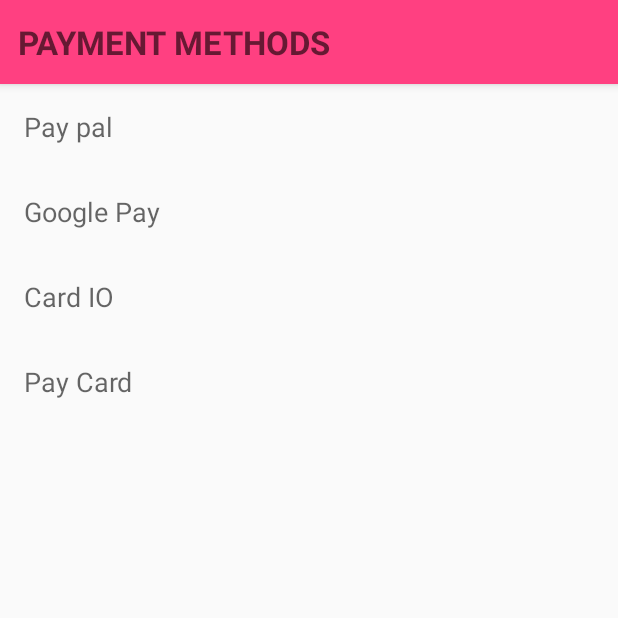
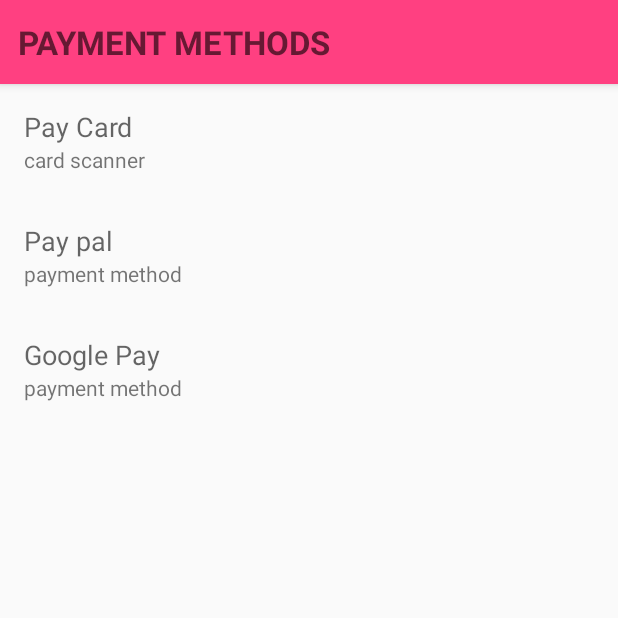
Before and after one commit to lenarczy/payment_methods, an Android app: the screen it shows after launch (MainActivity), on a phone screen of 412 x 824 dp, the top half of it. Run offline under Robolectric (Android 15) with nearby library versions, the phone set to English and light mode, and no system bars; our stand-ins replace Timber; libraries missing offline, so code that uses them is left out: cards.pay.paycardsrecognizer.

Commit message:
Fixed recreating fragments, added logs to MainFragment, added type of item

```diff
--- a/PaymentsMethod/app/src/main/java/com/mobica/paymentsmethod/main/MainActivity.kt
+++ b/PaymentsMethod/app/src/main/java/com/mobica/paymentsmethod/main/MainActivity.kt
@@ -7,17 +7,19 @@ import com.mobica.paymentsmethod.R
 import kotlinx.android.synthetic.main.activity_main.*
 import timber.log.Timber
 
-class MainActivity : AppCompatActivity(), StartFragment.OnFragmentInteractionListener {
+class MainActivity : AppCompatActivity(), MainFragment.OnFragmentInteractionListener {
     override fun onCreate(savedInstanceState: Bundle?) {
         super.onCreate(savedInstanceState)
         setContentView(R.layout.activity_main)
         setSupportActionBar(myToolbar)
         Timber.tag("LifeCycles")
-        val transaction = supportFragmentManager.beginTransaction()
-        val startFragment = StartFragment.newInstance()
-        transaction.add(R.id.main_fragment_container, startFragment)
-        transaction.commit()
         Timber.d("MainActivity created")
+        if (savedInstanceState == null) {
+            val transaction = supportFragmentManager.beginTransaction()
+            val startFragment = MainFragment.newInstance()
+            transaction.replace(R.id.main_fragment_container, startFragment)
+            transaction.commit()
+        }
     }
 
     override fun onActivityResult(requestCode: Int, resultCode: Int, data: Intent?) {
--- a/PaymentsMethod/app/src/main/java/com/mobica/paymentsmethod/main/MainFragment.kt
+++ b/PaymentsMethod/app/src/main/java/com/mobica/paymentsmethod/main/MainFragment.kt
@@ -28,39 +28,44 @@ private const val ARG_PARAM2 = "param2"
 /**
  * A simple [Fragment] subclass.
  * Activities that contain this fragment must implement the
- * [StartFragment.OnFragmentInteractionListener] interface
+ * [MainFragment.OnFragmentInteractionListener] interface
  * to handle interaction events.
- * Use the [StartFragment.newInstance] factory method to
+ * Use the [MainFragment.newInstance] factory method to
  * create an instance of this fragment.
  *
  */
-class StartFragment : Fragment() {
+class MainFragment : Fragment() {
     private var param1: String? = null
     private var param2: String? = null
     private var listener: OnFragmentInteractionListener? = null
-    private val methodDelegates = HashMap<String, PaymentMethodDelegate>()
+    private val methodDelegates = HashMap<PaymentItem, PaymentMethodDelegate>()
 
     override fun onCreate(savedInstanceState: Bundle?) {
         super.onCreate(savedInstanceState)
+        Timber.d("onCreate $this")
         arguments?.let {
             param1 = it.getString(CARD_INFO)
             param2 = it.getString(CARD_IMAGE)
         }
         methodDelegates.apply {
-            put("Pay Card", PayCardDelegate(this@StartFragment))
-            put("Card IO", CardIODelegate(this@StartFragment))
-            put("Google Pay", GPayDelegate(this@StartFragment))
-            put( "Pay pal", PayPalDelegate(this@StartFragment))
+            val scannerSubtitle = context?.getString(R.string.card_scanner_subtitle) ?: ""
+            val paymentMethodSubtitle = context?.getString(R.string.payment_method_subtitle) ?: ""
+            put(PaymentItem("Pay Card", scannerSubtitle), PayCardDelegate(this@MainFragment))
+//            put(PaymentItem("Card IO", scannerSubtitle), CardIODelegate(this@MainFragment))
+            put(PaymentItem("Google Pay", paymentMethodSubtitle), GPayDelegate(this@MainFragment))
+            put(PaymentItem( "Pay pal", paymentMethodSubtitle), PayPalDelegate(this@MainFragment))
         }
     }
 
     override fun onCreateView(inflater: LayoutInflater, container: ViewGroup?,
                               savedInstanceState: Bundle?): View? {
+        Timber.d("onCreateView")
         return inflater.inflate(R.layout.fragment_main, container, false)
     }
 
     override fun onViewCreated(view: View, savedInstanceState: Bundle?) {
         super.onViewCreated(view, savedInstanceState)
+        Timber.d("onViewCreated")
         paymentMethodList.layoutManager = LinearLayoutManager(context)
         paymentMethodList.adapter = PaymentMethodsAdapter(methodDelegates.keys.toList()) {
             val delegate = methodDelegates[it]
@@ -128,18 +133,16 @@ class StartFragment : Fragment() {
          *
          * @param param1 Parameter 1.
          * @param param2 Parameter 2.
-         * @return A new instance of fragment StartFragment.
+         * @return A new instance of fragment MainFragment.
          */
         // TODO: Rename and change types and number of parameters
         @JvmStatic
         fun newInstance(param1: String = "", param2: String = "") =
-                StartFragment().apply {
+                MainFragment().apply {
                     arguments = Bundle().apply {
                         putString(ARG_PARAM1, param1)
                         putString(ARG_PARAM2, param2)
                     }
                 }
-
-        private val methods = listOf("Pay Card", "Card IO", "Google Pay", "Pay pal")
     }
 }
--- /dev/null
+++ b/PaymentsMethod/app/src/main/java/com/mobica/paymentsmethod/main/PaymentItem.kt
@@ -0,0 +1,3 @@
+package com.mobica.paymentsmethod.main
+
+data class PaymentItem(val title: String, val subtitle: String)
--- a/PaymentsMethod/app/src/main/java/com/mobica/paymentsmethod/main/PaymentMethodsAdapter.kt
+++ b/PaymentsMethod/app/src/main/java/com/mobica/paymentsmethod/main/PaymentMethodsAdapter.kt
@@ -7,7 +7,7 @@ import android.view.ViewGroup
 import android.widget.TextView
 import com.mobica.paymentsmethod.R
 
-class PaymentMethodsAdapter(private val methods: List<String>, private val itemClick: (String) -> Unit) : RecyclerView.Adapter<PaymentMethodsAdapter.ViewHolder>() {
+class PaymentMethodsAdapter(private val methods: List<PaymentItem>, private val itemClick: (PaymentItem) -> Unit) : RecyclerView.Adapter<PaymentMethodsAdapter.ViewHolder>() {
 
     override fun onCreateViewHolder(parent: ViewGroup, viewType: Int): ViewHolder {
         val view = LayoutInflater.from(parent.context).inflate(R.layout.method_item, parent, false)
@@ -20,12 +20,14 @@ class PaymentMethodsAdapter(private val methods: List<String>, private val itemC
         holder.bind(methods[position])
     }
 
-    class ViewHolder(private val containerView: View, private val itemClick: (String) -> Unit): RecyclerView.ViewHolder(containerView) {
+    class ViewHolder(private val containerView: View, private val itemClick: (PaymentItem) -> Unit): RecyclerView.ViewHolder(containerView) {
 
-        fun bind(title: String) {
+        fun bind(item: PaymentItem) {
             val titleTw = containerView.findViewById<TextView>(R.id.titleTw)
-            titleTw.text = title
-            containerView.setOnClickListener{ itemClick(title) }
+            titleTw.text = item.title
+            val subTitle = containerView.findViewById<TextView>(R.id.subtitleTw)
+            subTitle.text = item.subtitle
+            containerView.setOnClickListener{ itemClick(item) }
         }
     }
 }
--- a/PaymentsMethod/app/src/main/res/layout/fragment_main.xml
+++ b/PaymentsMethod/app/src/main/res/layout/fragment_main.xml
@@ -4,7 +4,7 @@
     android:layout_width="match_parent"
     android:layout_height="match_parent"
     android:orientation="vertical"
-    tools:context=".main.StartFragment">
+    tools:context=".main.MainFragment">
 
     <android.support.v7.widget.RecyclerView
         android:id="@+id/paymentMethodList"
--- a/PaymentsMethod/app/src/main/res/layout/method_item.xml
+++ b/PaymentsMethod/app/src/main/res/layout/method_item.xml
@@ -10,9 +10,14 @@
     android:padding="16dp">
     <TextView
         android:id="@+id/titleTw"
-        android:layout_width="match_parent"
+        android:layout_width="wrap_content"
         android:layout_height="wrap_content"
         android:textAppearance="@style/TextAppearance.AppCompat.Medium"
         tools:text="Pay Card"/>
-
+    <TextView
+        android:id="@+id/subtitleTw"
+        android:layout_width="wrap_content"
+        android:layout_height="wrap_content"
+        android:textAppearance="@style/TextAppearance.AppCompat.Small"
+        tools:text="payment method"/>
 </LinearLayout>
--- a/PaymentsMethod/app/src/main/res/values/strings.xml
+++ b/PaymentsMethod/app/src/main/res/values/strings.xml
@@ -4,4 +4,6 @@
     <string name="hello_blank_fragment">Hello blank fragment</string>
     <string name="title_activity_gpay">GPayActivity</string>
     <string name="transaction_completed">Example transaction submitted. You can list all transactions in Braintree dashboard.</string>
+    <string name="payment_method_subtitle">payment method</string>
+    <string name="card_scanner_subtitle">card scanner</string>
 </resources>
```
